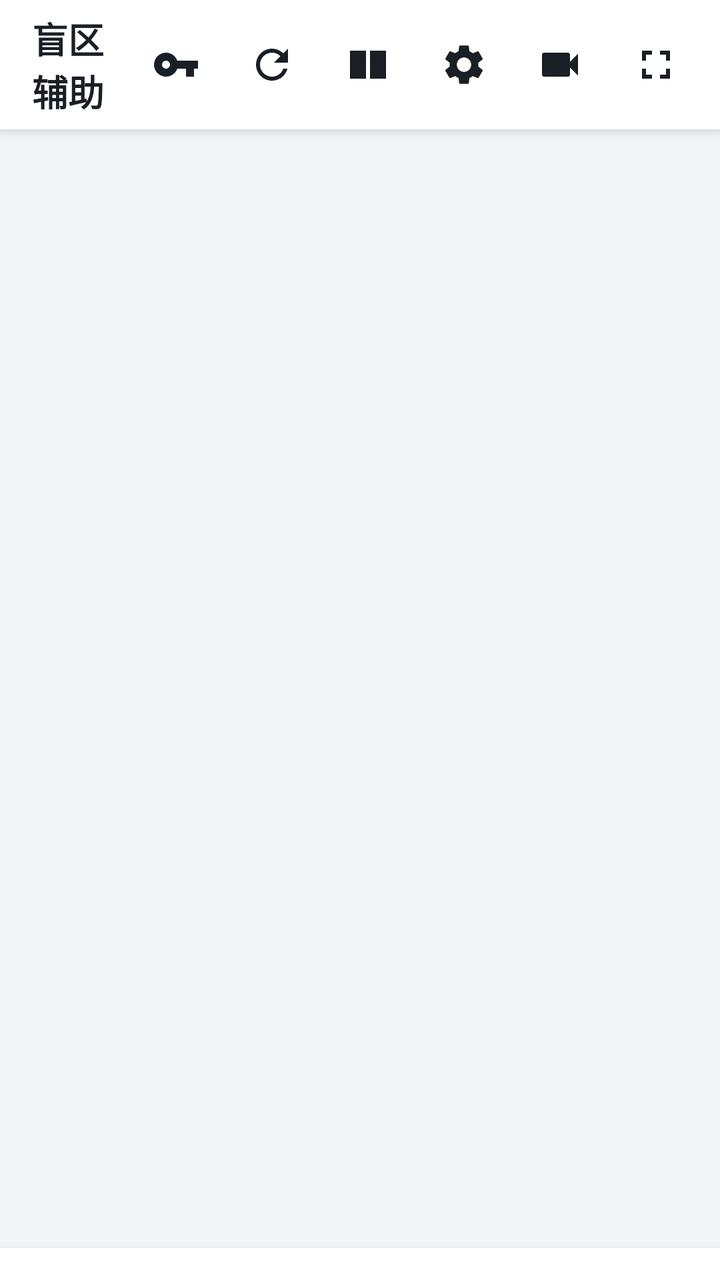
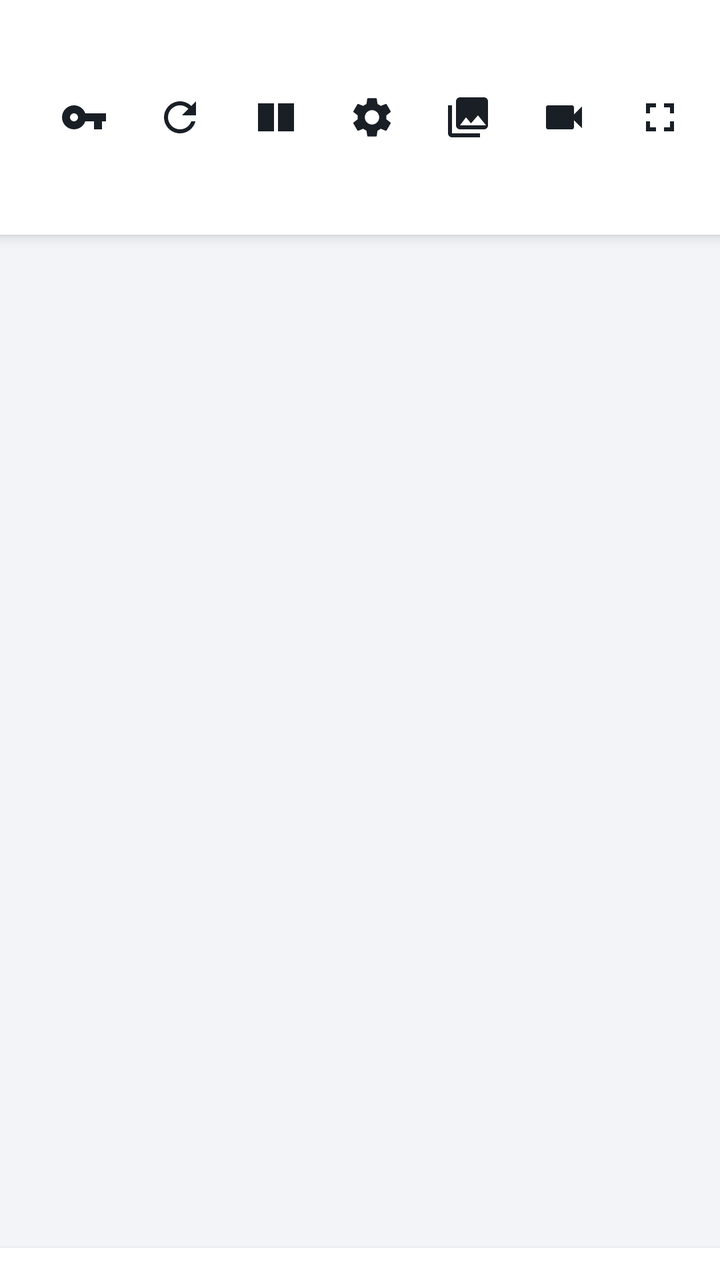

Screens rendered from an Android XML layout before and after an edit, with the pre-edit source and the edit as a unified diff.
<!-- AndroidManifest.xml: application theme Theme.UvcBlindCam -->
<!-- res/layout/activity_main.xml -->
<?xml version="1.0" encoding="utf-8"?>
<LinearLayout xmlns:android="http://schemas.android.com/apk/res/android"
    android:layout_width="match_parent"
    android:layout_height="match_parent"
    android:background="?android:colorBackground"
    android:orientation="vertical">

    
    <LinearLayout
        android:id="@+id/barTop"
        android:layout_width="match_parent"
        android:layout_height="wrap_content"
        android:background="?attr/appBar"
        android:elevation="4dp"
        android:gravity="center_vertical"
        android:orientation="horizontal"
        android:paddingStart="16dp"
        android:paddingTop="6dp"
        android:paddingEnd="10dp"
        android:paddingBottom="6dp">

        <TextView
            android:layout_width="0dp"
            android:layout_height="wrap_content"
            android:layout_weight="1"
            android:text="@string/app_title"
            android:textColor="?attr/colorOnSurface"
            android:textSize="18sp"
            android:textStyle="bold" />

        <ImageButton
            android:id="@+id/btnGrant"
            style="@style/BlindCam.ToolButton"
            android:contentDescription="@string/btn_grant_all"
            android:src="@drawable/ic_key" />

        <ImageButton
            android:id="@+id/btnRefresh"
            style="@style/BlindCam.ToolButton"
            android:contentDescription="@string/btn_refresh"
            android:src="@drawable/ic_refresh" />

        <ImageButton
            android:id="@+id/btnLayout"
            style="@style/BlindCam.ToolButton"
            android:contentDescription="@string/btn_layout"
            android:src="@drawable/ic_layout" />

        <ImageButton
            android:id="@+id/btnSettings"
            style="@style/BlindCam.ToolButton"
            android:contentDescription="@string/btn_settings"
            android:src="@drawable/ic_settings" />

        <ImageButton
            android:id="@+id/btnRecordAll"
            style="@style/BlindCam.ToolButton"
            android:contentDescription="@string/btn_record_all"
            android:src="@drawable/ic_videocam" />

        <ImageButton
            android:id="@+id/btnFullscreen"
            style="@style/BlindCam.ToolButton"
            android:contentDescription="@string/btn_fullscreen"
            android:src="@drawable/ic_fullscreen" />
    </LinearLayout>

    
    <FrameLayout
        android:id="@+id/previewArea"
        android:layout_width="match_parent"
        android:layout_height="0dp"
        android:layout_weight="1">

        <GridLayout
            android:id="@+id/gridPreview"
            android:layout_width="match_parent"
            android:layout_height="match_parent"
            android:columnCount="2"
            android:rowCount="2" />

        
        <TextView
            android:id="@+id/tvEmpty"
            android:layout_width="wrap_content"
            android:layout_height="wrap_content"
            android:layout_gravity="center"
            android:gravity="center"
            android:text="@string/no_device"
            android:textColor="#88FFFFFF"
            android:textSize="16sp"
            android:visibility="gone" />
    </FrameLayout>

    
    <HorizontalScrollView
        android:id="@+id/barBottom"
        android:layout_width="match_parent"
        android:layout_height="wrap_content"
        android:background="?attr/appBar"
        android:elevation="4dp"
        android:scrollbars="none">

        <LinearLayout
            android:id="@+id/llDeviceList"
            android:layout_width="wrap_content"
            android:layout_height="wrap_content"
            android:orientation="horizontal"
            android:paddingStart="12dp"
            android:paddingTop="8dp"
            android:paddingEnd="12dp"
            android:paddingBottom="8dp" />
    </HorizontalScrollView>

</LinearLayout>
<!-- resources referenced by this layout -->
<resources>
  <!-- drawable ic_fullscreen (drawable) -->
  <vector xmlns:android="http://schemas.android.com/apk/res/android"
      android:width="24dp"
      android:height="24dp"
      android:viewportWidth="24"
      android:viewportHeight="24">
      <path
          android:fillColor="#FF000000"
          android:pathData="M7 14H5v5h5v-2H7v-3zm-2-4h2V7h3V5H5v5zm12 7h-3v2h5v-5h-2v3zM14 5v2h3v3h2V5h-5z" />
  </vector>
  <!-- drawable ic_key (drawable) -->
  <vector xmlns:android="http://schemas.android.com/apk/res/android"
      android:width="24dp"
      android:height="24dp"
      android:viewportWidth="24"
      android:viewportHeight="24">
      <path
          android:fillColor="#FFFFFFFF"
          android:pathData="M12.65,10C11.83,7.67 9.61,6 7,6c-3.31,0 -6,2.69 -6,6s2.69,6 6,6c2.61,0 4.83,-1.67 5.65,-4H17v4h4v-4h2v-4H12.65zM7,14c-1.1,0 -2,-0.9 -2,-2s0.9,-2 2,-2 2,0.9 2,2 -0.9,2 -2,2z" />
  </vector>
  <!-- drawable ic_layout (drawable) -->
  <vector xmlns:android="http://schemas.android.com/apk/res/android"
      android:width="24dp"
      android:height="24dp"
      android:viewportWidth="24"
      android:viewportHeight="24">
      <path
          android:fillColor="#FF000000"
          android:pathData="M3 5h8v14H3V5zm10 0h8v14h-8V5z" />
  </vector>
  <!-- drawable ic_refresh (drawable) -->
  <vector xmlns:android="http://schemas.android.com/apk/res/android"
      android:width="24dp"
      android:height="24dp"
      android:viewportWidth="24"
      android:viewportHeight="24">
      <path
          android:fillColor="#FF000000"
          android:pathData="M17.65 6.35C16.2 4.9 14.21 4 12 4c-4.42 0-7.99 3.58-7.99 8s3.57 8 7.99 8c3.73 0 6.84-2.55 7.73-6h-2.08c-.82 2.33-3.04 4-5.65 4-3.31 0-6-2.69-6-6s2.69-6 6-6c1.66 0 3.14.69 4.22 1.78L13 11h7V4l-2.35 2.35z" />
  </vector>
  <!-- drawable ic_videocam (drawable) -->
  <vector xmlns:android="http://schemas.android.com/apk/res/android"
      android:width="24dp"
      android:height="24dp"
      android:viewportWidth="24"
      android:viewportHeight="24">
      <path
          android:fillColor="#FF000000"
          android:pathData="M17 10.5V7c0-.55-.45-1-1-1H4c-.55 0-1 .45-1 1v10c0 .55.45 1 1 1h12c.55 0 1-.45 1-1v-3.5l4 4v-11l-4 4z" />
  </vector>
  <string name="app_title">盲区辅助</string>
  <string name="btn_fullscreen">全屏</string>
  <string name="btn_grant_all">一键授权</string>
  <string name="btn_layout">切换布局</string>
  <string name="btn_record_all">总录像</string>
  <string name="btn_refresh">刷新</string>
  <string name="btn_settings">设置</string>
  <string name="no_device">未检测到 USB 摄像头\n请插入 USB 摄像头</string>
  <style name="BlindCam.ToolButton" parent="Widget.AppCompat.ImageButton">
          <item name="android:layout_width">44dp</item>
          <item name="android:layout_height">44dp</item>
          <item name="android:layout_marginStart">4dp</item>
          <item name="android:background">?attr/selectableItemBackgroundBorderless</item>
          <item name="android:scaleType">fitCenter</item>
          <item name="android:padding">10dp</item>
          <item name="android:tint">?attr/colorOnSurface</item>
      </style>
  <color name="brand_blue">#FF1565C0</color>
  <color name="brand_blue_dark">#FF0D47A1</color>
  <color name="white">#FFFFFFFF</color>
  <!-- unchanged entries left out for length: 2 -->
</resources>

<!-- the commit's change to res/layout/activity_main.xml (unified diff, before → after) -->
@@ -51,6 +51,12 @@
             style="@style/BlindCam.ToolButton"
             android:contentDescription="@string/btn_settings"
             android:src="@drawable/ic_settings" />
+
+        <ImageButton
+            android:id="@+id/btnGallery"
+            style="@style/BlindCam.ToolButton"
+            android:contentDescription="@string/btn_gallery"
+            android:src="@drawable/ic_gallery" />
 
         <ImageButton
             android:id="@+id/btnRecordAll"
<!-- resource entries referenced after the edit -->
@@ -9,6 +9,16 @@
       <path
           android:fillColor="#FF000000"
           android:pathData="M7 14H5v5h5v-2H7v-3zm-2-4h2V7h3V5H5v5zm12 7h-3v2h5v-5h-2v3zM14 5v2h3v3h2V5h-5z" />
+  </vector>
+  <!-- drawable ic_gallery (drawable) -->
+  <vector xmlns:android="http://schemas.android.com/apk/res/android"
+      android:width="24dp"
+      android:height="24dp"
+      android:viewportWidth="24"
+      android:viewportHeight="24">
+      <path
+          android:fillColor="#FF000000"
+          android:pathData="M22,16V4c0,-1.1 -0.9,-2 -2,-2H8C6.9,2 6,2.9 6,4v12c0,1.1 0.9,2 2,2h12c1.1,0 2,-0.9 2,-2zM11,12l2.5,3.01L17,11l4,5H8l3,-4zM2,6v14c0,1.1 0.9,2 2,2h14v-2H4V6H2z" />
   </vector>
   <!-- drawable ic_key (drawable) -->
   <vector xmlns:android="http://schemas.android.com/apk/res/android"
@@ -52,6 +62,7 @@
   </vector>
   <string name="app_title">盲区辅助</string>
   <string name="btn_fullscreen">全屏</string>
+  <string name="btn_gallery">相册</string>
   <string name="btn_grant_all">一键授权</string>
   <string name="btn_layout">切换布局</string>
   <string name="btn_record_all">总录像</string>
